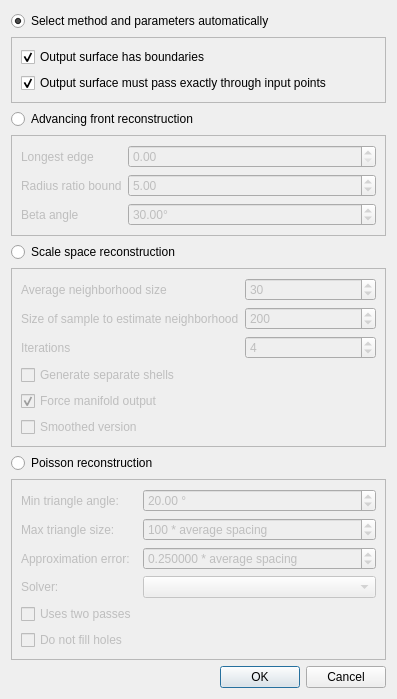
Qt form Polyhedron/demo/Polyhedron/Plugins/Point_set/Surface_reconstruction_plugin.ui (CGAL/cgal) before a commit.
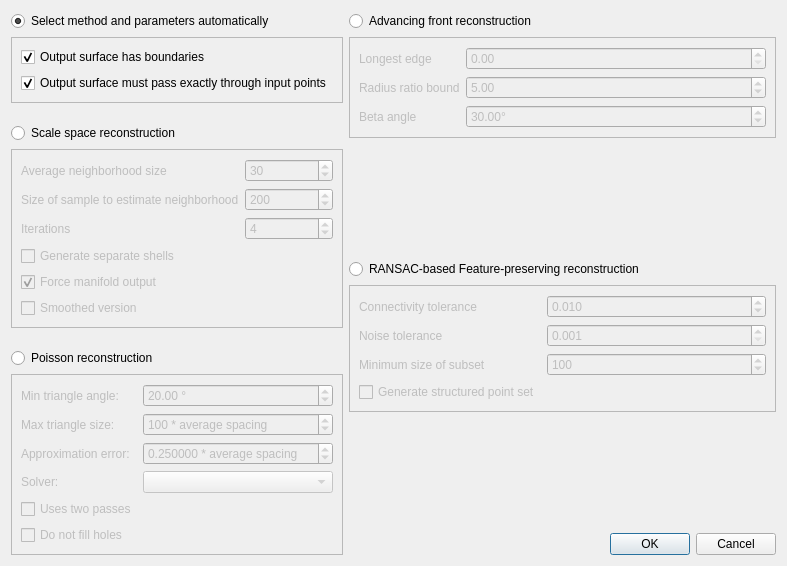
The same form after that commit.

Commit message: Add RANSAC-based reconstruction to surface reconstruction plugin in Polyhedron demo

```diff
--- a/Polyhedron/demo/Polyhedron/Plugins/Point_set/Surface_reconstruction_plugin.ui
+++ b/Polyhedron/demo/Polyhedron/Plugins/Point_set/Surface_reconstruction_plugin.ui
@@ -6,84 +6,79 @@
    <rect>
     <x>0</x>
     <y>0</y>
-    <width>397</width>
-    <height>663</height>
+    <width>787</width>
+    <height>566</height>
    </rect>
   </property>
   <property name="windowTitle">
    <string>Surface Reconstruction</string>
   </property>
-  <layout class="QGridLayout" name="gridLayout_2">
-   <item row="3" column="0">
-    <widget class="QFrame" name="frameAdvancing">
-     <property name="enabled">
-      <bool>false</bool>
-     </property>
+  <layout class="QHBoxLayout" name="horizontalLayout">
+   <item>
+    <layout class="QVBoxLayout" name="verticalLayout_2">
+     <item>
+      <widget class="QRadioButton" name="buttonAuto">
+       <property name="text">
+        <string>Select method and parameters automatically</string>
+       </property>
+       <property name="checked">
+        <bool>true</bool>
+       </property>
+      </widget>
+     </item>
+     <item>
+      <widget class="QFrame" name="frameAuto">
      <property name="frameShape">
       <enum>QFrame::StyledPanel</enum>
      </property>
      <property name="frameShadow">
       <enum>QFrame::Raised</enum>
      </property>
-     <layout class="QFormLayout" name="formLayout">
-      <item row="0" column="0">
-       <widget class="QLabel" name="label">
+       <layout class="QVBoxLayout" name="verticalLayout">
+        <item>
+         <widget class="QCheckBox" name="m_boundaries">
         <property name="text">
-         <string>Longest edge</string>
-        </property>
-       </widget>
-      </item>
-      <item row="0" column="1">
-       <widget class="QDoubleSpinBox" name="m_longestEdge">
-        <property name="maximum">
-         <double>999999999.000000000000000</double>
+           <string>Output surface has boundaries</string>
+          </property>
+          <property name="checked">
+           <bool>true</bool>
         </property>
        </widget>
       </item>
-      <item row="1" column="0">
-       <widget class="QLabel" name="label_9">
+        <item>
+         <widget class="QCheckBox" name="m_interpolate">
         <property name="text">
-         <string>Radius ratio bound</string>
-        </property>
-       </widget>
-      </item>
-      <item row="2" column="0">
-       <widget class="QLabel" name="label_10">
-        <property name="text">
-         <string>Beta angle</string>
-        </property>
-       </widget>
-      </item>
-      <item row="1" column="1">
-       <widget class="QDoubleSpinBox" name="m_radiusRatioBound">
-        <property name="minimum">
-         <double>0.010000000000000</double>
-        </property>
-        <property name="maximum">
-         <double>1000.000000000000000</double>
-        </property>
-        <property name="value">
-         <double>5.000000000000000</double>
-        </property>
-       </widget>
-      </item>
-      <item row="2" column="1">
-       <widget class="QDoubleSpinBox" name="m_betaAngle">
-        <property name="suffix">
-         <string>°</string>
-        </property>
-        <property name="maximum">
-         <double>150.000000000000000</double>
-        </property>
-        <property name="value">
-         <double>30.000000000000000</double>
+           <string>Output surface must pass exactly through input points</string>
+          </property>
+          <property name="checked">
+           <bool>true</bool>
         </property>
        </widget>
       </item>
      </layout>
     </widget>
    </item>
-   <item row="5" column="0">
+     <item>
+      <spacer name="verticalSpacer_3">
+       <property name="orientation">
+        <enum>Qt::Vertical</enum>
+       </property>
+       <property name="sizeHint" stdset="0">
+        <size>
+         <width>20</width>
+         <height>40</height>
+        </size>
+       </property>
+      </spacer>
+     </item>
+     <item>
+      <widget class="QRadioButton" name="buttonScaleSpace">
+       <property name="text">
+        <string>Scale space reconstruction</string>
+       </property>
+      </widget>
+     </item>
+     <item>
     <widget class="QFrame" name="frameScaleSpace">
      <property name="enabled">
       <bool>false</bool>
@@ -185,14 +180,27 @@
      </layout>
     </widget>
    </item>
-   <item row="6" column="0">
+     <item>
+      <spacer name="verticalSpacer_2">
+       <property name="orientation">
+        <enum>Qt::Vertical</enum>
+       </property>
+       <property name="sizeHint" stdset="0">
+        <size>
+         <width>20</width>
+         <height>40</height>
+        </size>
+       </property>
+      </spacer>
+     </item>
+     <item>
     <widget class="QRadioButton" name="buttonPoisson">
      <property name="text">
       <string>Poisson reconstruction</string>
      </property>
     </widget>
    </item>
-   <item row="7" column="0">
+     <item>
     <widget class="QFrame" name="framePoisson">
      <property name="enabled">
       <bool>false</bool>
@@ -316,63 +324,211 @@
      </layout>
     </widget>
    </item>
-   <item row="2" column="0">
+    </layout>
+   </item>
+   <item>
+    <layout class="QVBoxLayout" name="verticalLayout_3">
+     <item>
     <widget class="QRadioButton" name="buttonAdvancing">
      <property name="text">
       <string>Advancing front reconstruction</string>
      </property>
     </widget>
    </item>
+     <item>
+      <widget class="QFrame" name="frameAdvancing">
+       <property name="enabled">
+        <bool>false</bool>
+       </property>
+       <property name="frameShape">
+        <enum>QFrame::StyledPanel</enum>
+       </property>
+       <property name="frameShadow">
+        <enum>QFrame::Raised</enum>
+       </property>
+       <layout class="QFormLayout" name="formLayout">
    <item row="0" column="0">
-    <widget class="QRadioButton" name="buttonAuto">
+         <widget class="QLabel" name="label">
      <property name="text">
-      <string>Select method and parameters automatically</string>
-     </property>
-     <property name="checked">
-      <bool>true</bool>
+           <string>Longest edge</string>
+          </property>
+         </widget>
+        </item>
+        <item row="0" column="1">
+         <widget class="QDoubleSpinBox" name="m_longestEdge">
+          <property name="maximum">
+           <double>999999999.000000000000000</double>
      </property>
     </widget>
    </item>
-   <item row="4" column="0">
-    <widget class="QRadioButton" name="buttonScaleSpace">
+        <item row="1" column="0">
+         <widget class="QLabel" name="label_9">
      <property name="text">
-      <string>Scale space reconstruction</string>
+           <string>Radius ratio bound</string>
      </property>
     </widget>
    </item>
-   <item row="1" column="0">
-    <widget class="QFrame" name="frameAuto">
+        <item row="2" column="0">
+         <widget class="QLabel" name="label_10">
+          <property name="text">
+           <string>Beta angle</string>
+          </property>
+         </widget>
+        </item>
+        <item row="1" column="1">
+         <widget class="QDoubleSpinBox" name="m_radiusRatioBound">
+          <property name="minimum">
+           <double>0.010000000000000</double>
+          </property>
+          <property name="maximum">
+           <double>1000.000000000000000</double>
+          </property>
+          <property name="value">
+           <double>5.000000000000000</double>
+          </property>
+         </widget>
+        </item>
+        <item row="2" column="1">
+         <widget class="QDoubleSpinBox" name="m_betaAngle">
+          <property name="suffix">
+           <string>°</string>
+          </property>
+          <property name="maximum">
+           <double>150.000000000000000</double>
+          </property>
+          <property name="value">
+           <double>30.000000000000000</double>
+          </property>
+         </widget>
+        </item>
+       </layout>
+      </widget>
+     </item>
+     <item>
+      <spacer name="verticalSpacer">
+       <property name="orientation">
+        <enum>Qt::Vertical</enum>
+       </property>
+       <property name="sizeHint" stdset="0">
+        <size>
+         <width>20</width>
+         <height>40</height>
+        </size>
+       </property>
+      </spacer>
+     </item>
+     <item>
+      <widget class="QRadioButton" name="buttonRANSAC">
+       <property name="text">
+        <string>RANSAC-based Feature-preserving reconstruction</string>
+       </property>
+      </widget>
+     </item>
+     <item>
+      <widget class="QFrame" name="frameRANSAC">
+       <property name="enabled">
+        <bool>false</bool>
+       </property>
      <property name="frameShape">
       <enum>QFrame::StyledPanel</enum>
      </property>
      <property name="frameShadow">
       <enum>QFrame::Raised</enum>
      </property>
-     <layout class="QVBoxLayout" name="verticalLayout">
-      <item>
-       <widget class="QCheckBox" name="m_boundaries">
+       <layout class="QFormLayout" name="formLayout_4">
+        <property name="fieldGrowthPolicy">
+         <enum>QFormLayout::AllNonFixedFieldsGrow</enum>
+        </property>
+        <item row="3" column="0">
+         <widget class="QCheckBox" name="m_generateStructured">
         <property name="text">
-         <string>Output surface has boundaries</string>
-        </property>
-        <property name="checked">
-         <bool>true</bool>
+           <string>Generate structured point set</string>
+          </property>
+         </widget>
+        </item>
+        <item row="0" column="0">
+         <widget class="QLabel" name="connectivityToleranceLabel">
+          <property name="text">
+           <string>Connectivity tolerance</string>
         </property>
        </widget>
       </item>
-      <item>
-       <widget class="QCheckBox" name="m_interpolate">
+        <item row="0" column="1">
+         <widget class="QDoubleSpinBox" name="m_connectivityTolerance">
+          <property name="decimals">
+           <number>3</number>
+          </property>
+          <property name="minimum">
+           <double>0.001000000000000</double>
+          </property>
+          <property name="singleStep">
+           <double>0.010000000000000</double>
+          </property>
+          <property name="value">
+           <double>0.010000000000000</double>
+          </property>
+         </widget>
+        </item>
+        <item row="1" column="0">
+         <widget class="QLabel" name="noiseToleranceLabel">
         <property name="text">
-         <string>Output surface must pass exactly through input points</string>
-        </property>
-        <property name="checked">
-         <bool>true</bool>
-        </property>
-       </widget>
-      </item>
+           <string>Noise tolerance</string>
+          </property>
+         </widget>
+        </item>
+        <item row="1" column="1">
+         <widget class="QDoubleSpinBox" name="m_noiseTolerance">
+          <property name="decimals">
+           <number>3</number>
+          </property>
+          <property name="minimum">
+           <double>0.001000000000000</double>
+          </property>
+          <property name="singleStep">
+           <double>0.001000000000000</double>
+          </property>
+         </widget>
+        </item>
+        <item row="2" column="0">
+         <widget class="QLabel" name="minimumSizeOfSubsetLabel">
+          <property name="text">
+           <string>Minimum size of subset</string>
+          </property>
+         </widget>
+        </item>
+        <item row="2" column="1">
+         <widget class="QSpinBox" name="m_minSizeSubset">
+          <property name="minimum">
+           <number>1</number>
+          </property>
+          <property name="maximum">
+           <number>1000000000</number>
+          </property>
+          <property name="singleStep">
+           <number>10</number>
+          </property>
+          <property name="value">
+           <number>100</number>
+          </property>
+         </widget>
+        </item>
      </layout>
     </widget>
    </item>
-   <item row="8" column="0">
+     <item>
+      <spacer name="verticalSpacer_4">
+       <property name="orientation">
+        <enum>Qt::Vertical</enum>
+       </property>
+       <property name="sizeHint" stdset="0">
+        <size>
+         <width>20</width>
+         <height>40</height>
+        </size>
+       </property>
+      </spacer>
+     </item>
+     <item>
     <widget class="QDialogButtonBox" name="buttonBox">
      <property name="standardButtons">
       <set>QDialogButtonBox::Cancel|QDialogButtonBox::Ok</set>
@@ -380,6 +536,9 @@
     </widget>
    </item>
   </layout>
+   </item>
+  </layout>
+  <zorder>buttonAuto</zorder>
  </widget>
  <resources/>
  <connections>
```
Left out of the diff: 16 changed lines with no effect on the pictures. Lines whose indentation alone changed are shown as unchanged. The commit also changes 1 other file.
